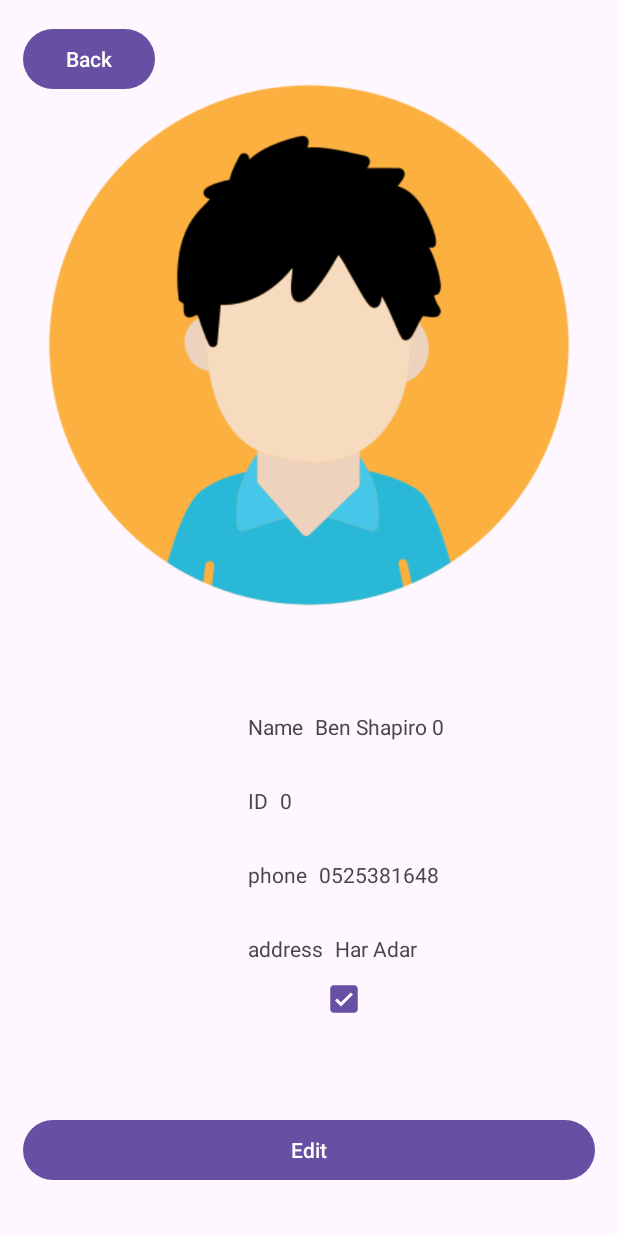
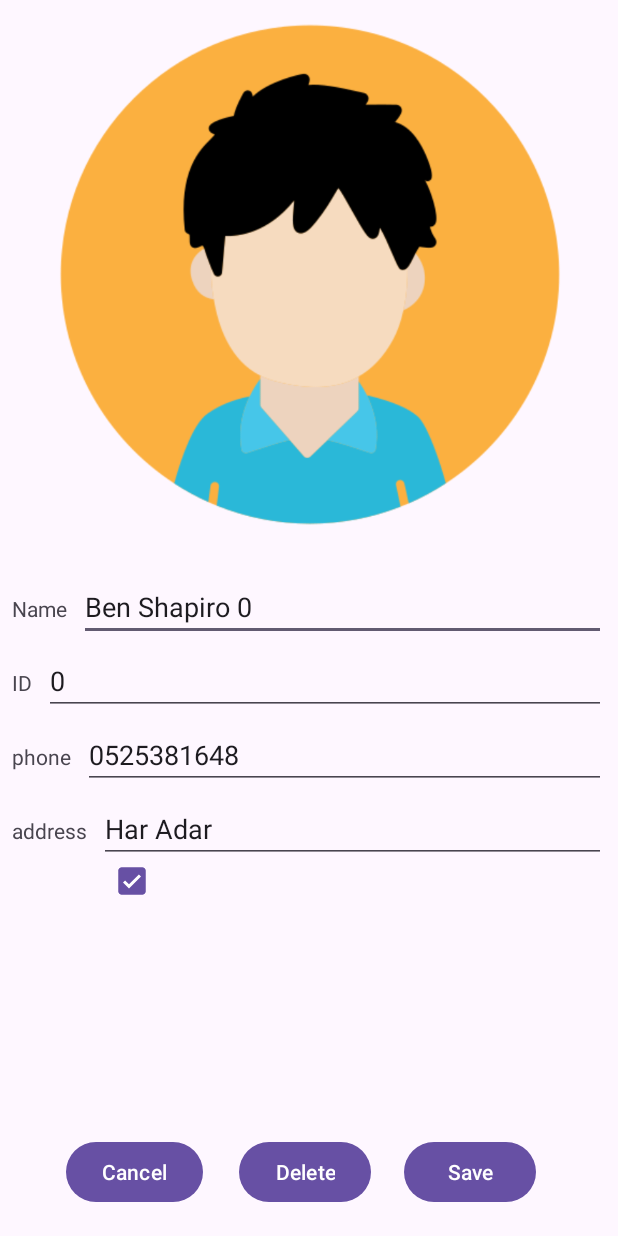
Before and after one commit to nitzanh2000/Students-App-Colman, an Android app: the StudentDetailsActivity screen opened directly, with no data from a screen before it, after a tap on "Edit", on a phone screen of 412 x 824 dp. Run offline under Robolectric (Android 15) with nearby library versions, the phone set to English and light mode, and no system bars.

Commit message:
feat: edit and delete student

```diff
--- a/app/src/main/java/com/idz/colman24class1/EditStudentActivity.kt
+++ b/app/src/main/java/com/idz/colman24class1/EditStudentActivity.kt
@@ -45,6 +45,7 @@ class EditStudentActivity : AppCompatActivity() {
         checkbox.isChecked = currStudent?.isChecked ?: false
 
         val saveButton = findViewById<Button>(R.id.edit_student_save_button)
+        val deleteButton = findViewById<Button>(R.id.edit_student_delete_button)
         val cancelButton = findViewById<Button>(R.id.edit_student_cancel_button)
 
         saveButton.setOnClickListener {
@@ -55,6 +56,11 @@ class EditStudentActivity : AppCompatActivity() {
             startActivity(intent)
         }
 
+        deleteButton.setOnClickListener{
+            Model.shared.students.removeAt(studentId)
+            val intent = Intent(this, StudentsRecyclerViewActivity::class.java)
+            startActivity(intent)        }
+
         cancelButton.setOnClickListener {
             val intent = Intent(this, StudentDetailsActivity::class.java)
             intent.putExtra("studentId", studentId)
--- a/app/src/main/java/com/idz/colman24class1/StudentDetailsActivity.kt
+++ b/app/src/main/java/com/idz/colman24class1/StudentDetailsActivity.kt
@@ -11,7 +11,6 @@ import androidx.core.view.ViewCompat
 import androidx.core.view.WindowInsetsCompat
 import com.idz.colman24class1.model.Model
 import com.idz.colman24class1.model.Student
-import com.idz.colman24class1.StudentsRecyclerViewActivity
 
 class StudentDetailsActivity : AppCompatActivity() {
 
@@ -26,13 +25,13 @@ class StudentDetailsActivity : AppCompatActivity() {
         }
 
         val studentId = intent.getIntExtra("studentId", 0)
-        var currentStudent : Student? = null
+        var currStudent : Student? = null
 
         studentId.let {
-            currentStudent = Model.shared.students.get(studentId)
+            currStudent = Model.shared.students.get(studentId)
         }
 
-        print(currentStudent)
+        print(currStudent)
 
         val nameText = findViewById<TextView>(R.id.student_details_name_text)
         val idText = findViewById<TextView>(R.id.student_details_id_text)
@@ -40,11 +39,11 @@ class StudentDetailsActivity : AppCompatActivity() {
         val addressText = findViewById<TextView>(R.id.student_details_address_text)
         val checkbox = findViewById<CheckBox>(R.id.student_details_checkbox)
 
-        nameText.text = currentStudent?.name
-        idText.text = currentStudent?.id
-        phoneText.text = currentStudent?.phoneNumber
-        addressText.text = currentStudent?.address
-        checkbox.isChecked = currentStudent?.isChecked ?: false
+        nameText.text = currStudent?.name
+        idText.text = currStudent?.id
+        phoneText.text = currStudent?.phoneNumber
+        addressText.text = currStudent?.address
+        checkbox.isChecked = currStudent?.isChecked ?: false
 
         val backButton = findViewById<Button>(R.id.student_details_back_button)
         val editButton = findViewById<Button>(R.id.student_details_edit_button)
@@ -55,7 +54,9 @@ class StudentDetailsActivity : AppCompatActivity() {
         }
 
         editButton.setOnClickListener {
-            // todo - add edit logic
+            val intent = Intent(this, EditStudentActivity::class.java)
+            intent.putExtra("studentId", studentId)
+            startActivity(intent)
         }
 
     }
--- a/app/src/main/res/layout/activity_edit_student.xml
+++ b/app/src/main/res/layout/activity_edit_student.xml
@@ -108,27 +108,35 @@
 
     <Button
         android:id="@+id/edit_student_cancel_button"
-        app:layout_constraintEnd_toStartOf="@+id/edit_student_save_button"
+        android:layout_width="wrap_content"
+        android:layout_height="wrap_content"
+        android:layout_marginStart="44dp"
         android:text="Cancel"
-        android:layout_height="wrap_content"
-        android:layout_width="wrap_content"
         app:layout_constraintBottom_toBottomOf="parent"
-        app:layout_constraintEnd_toEndOf="parent"
-        app:layout_constraintHorizontal_bias="0.5"
         app:layout_constraintStart_toStartOf="parent"
         app:layout_constraintTop_toTopOf="parent"
         app:layout_constraintVertical_bias="0.976" />
 
     <Button
-        android:id="@+id/edit_student_save_button"
-        app:layout_constraintStart_toEndOf="@+id/edit_student_cancel_button"
-        android:text="Save"
+        android:id="@+id/edit_student_delete_button"
         android:layout_width="wrap_content"
         android:layout_height="wrap_content"
-        android:layout_marginStart="120dp"
+        android:layout_marginStart="24dp"
+        android:text="Delete"
+        app:layout_constraintBottom_toBottomOf="parent"
+        app:layout_constraintStart_toEndOf="@+id/edit_student_cancel_button"
+        app:layout_constraintTop_toTopOf="parent"
+        app:layout_constraintVertical_bias="0.976" />
+
+    <Button
+        android:id="@+id/edit_student_save_button"
+        android:layout_width="wrap_content"
+        android:layout_height="wrap_content"
+        android:text="Save"
         app:layout_constraintBottom_toBottomOf="parent"
         app:layout_constraintEnd_toEndOf="parent"
-        app:layout_constraintHorizontal_bias="0.5"
+        app:layout_constraintHorizontal_bias="0.283"
+        app:layout_constraintStart_toEndOf="@+id/edit_student_delete_button"
         app:layout_constraintTop_toTopOf="parent"
         app:layout_constraintVertical_bias="0.976" />
 </androidx.constraintlayout.widget.ConstraintLayout>
```
Also changed, not shown: app/src/main/java/com/idz/colman24class1/AddStudentActivity.kt (+4 -3 lines), app/src/main/java/com/idz/colman24class1/StudentsListViewActivity.kt (+74 -9 lines), app/src/main/java/com/idz/colman24class1/adapter/StudentsAdapter.kt (deleted, +0 -70 lines).
